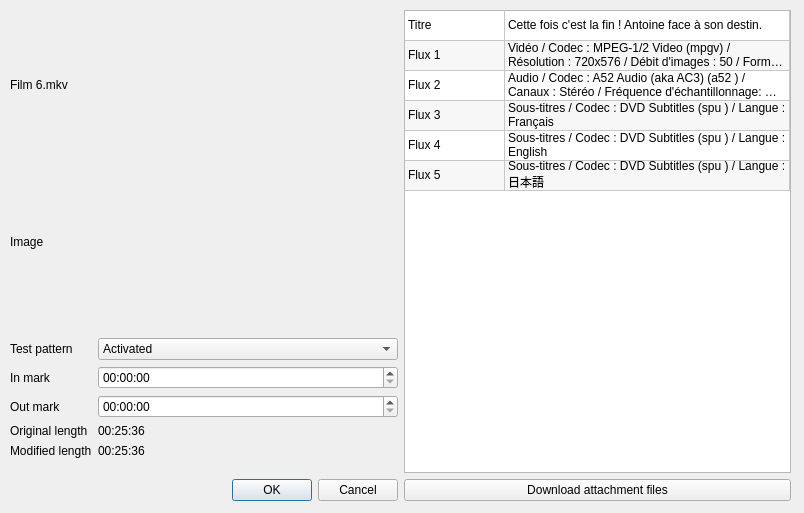
Qt form src/advancedsettingswindow.ui (cinemaouvert/OPP) before a commit.
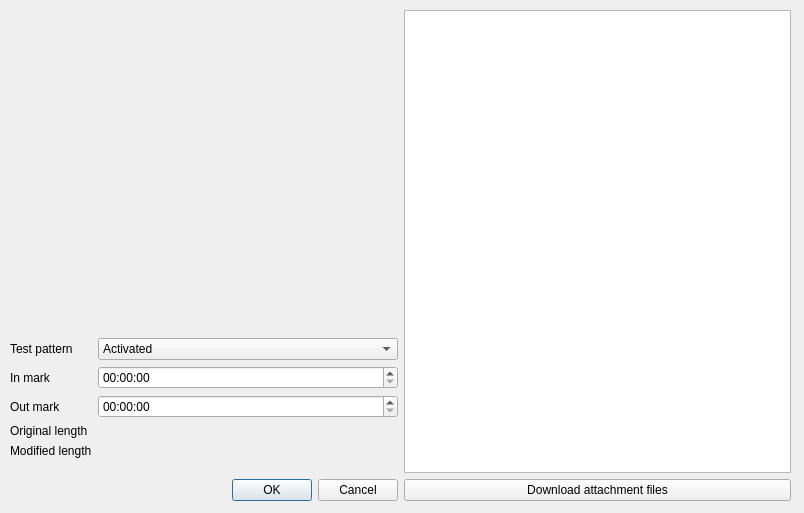
The same form after that commit. Icons and pictures are not drawn.

```diff
--- a/src/advancedsettingswindow.ui
+++ b/src/advancedsettingswindow.ui
@@ -31,14 +31,14 @@
       <item>
        <widget class="QLabel" name="label_title">
         <property name="text">
-         <string>Film 6.mkv</string>
+         <string/>
         </property>
        </widget>
       </item>
       <item>
        <widget class="QLabel" name="label_picture">
         <property name="text">
-         <string>Image</string>
+         <string/>
         </property>
        </widget>
       </item>
@@ -106,7 +106,7 @@
         <item row="3" column="1">
          <widget class="QLabel" name="label_originalLengthValue">
           <property name="text">
-           <string>00:25:36</string>
+           <string/>
           </property>
          </widget>
         </item>
@@ -120,7 +120,7 @@
         <item row="4" column="1">
          <widget class="QLabel" name="label_modifiedLengthValue">
           <property name="text">
-           <string>00:25:36</string>
+           <string/>
           </property>
          </widget>
         </item>
@@ -160,98 +160,8 @@
         <attribute name="verticalHeaderVisible">
          <bool>false</bool>
         </attribute>
-        <row>
-         <property name="text">
-          <string>Nouvelle ligne</string>
-         </property>
-        </row>
-        <row>
-         <property name="text">
-          <string>Nouvelle ligne</string>
-         </property>
-        </row>
-        <row>
-         <property name="text">
-          <string>Nouvelle ligne</string>
-         </property>
-        </row>
-        <row>
-         <property name="text">
-          <string>Nouvelle ligne</string>
-         </property>
-        </row>
-        <row>
-         <property name="text">
-          <string>Nouvelle ligne</string>
-         </property>
-        </row>
-        <row>
-         <property name="text">
-          <string>Nouvelle ligne</string>
-         </property>
-        </row>
         <column/>
         <column/>
-        <item row="0" column="0">
-         <property name="text">
-          <string>Titre</string>
-         </property>
-        </item>
-        <item row="0" column="1">
-         <property name="text">
-          <string>Cette fois c'est la fin ! Antoine face à son destin.</string>
-         </property>
-        </item>
-        <item row="1" column="0">
-         <property name="text">
-          <string>Flux 1</string>
-         </property>
-        </item>
-        <item row="1" column="1">
-         <property name="text">
-          <string>Vidéo / Codec : MPEG-1/2 Video (mpgv) / Résolution : 720x576 / Débit d'images : 50 / Format décodé: Planar 4:2:0 YUV</string>
-         </property>
-        </item>
-        <item row="2" column="0">
-         <property name="text">
-          <string>Flux 2</string>
-         </property>
-        </item>
-        <item row="2" column="1">
-         <property name="text">
-          <string>Audio / Codec : A52 Audio (aka AC3) (a52 ) / Canaux : Stéréo / Fréquence d'échantillonnage: 48000 Hz / Débit : 192 kb/s</string>
-         </property>
-        </item>
-        <item row="3" column="0">
-         <property name="text">
-          <string>Flux 3</string>
-         </property>
-        </item>
-        <item row="3" column="1">
-         <property name="text">
-          <string>Sous-titres / Codec : DVD Subtitles (spu ) / Langue : Français</string>
-         </property>
-        </item>
-        <item row="4" column="0">
-         <property name="text">
-          <string>Flux 4</string>
-         </property>
-        </item>
-        <item row="4" column="1">
-         <property name="text">
-          <string>Sous-titres / Codec : DVD Subtitles (spu ) / Langue : English</string>
-         </property>
-        </item>
-        <item row="5" column="0">
-         <property name="text">
-          <string>Flux 5</string>
-         </property>
-        </item>
-        <item row="5" column="1">
-         <property name="text">
-          <string>Sous-titres / Codec : DVD Subtitles (spu ) / Langue : 日本語</string>
-         </property>
-        </item>
        </widget>
       </item>
       <item>
```
